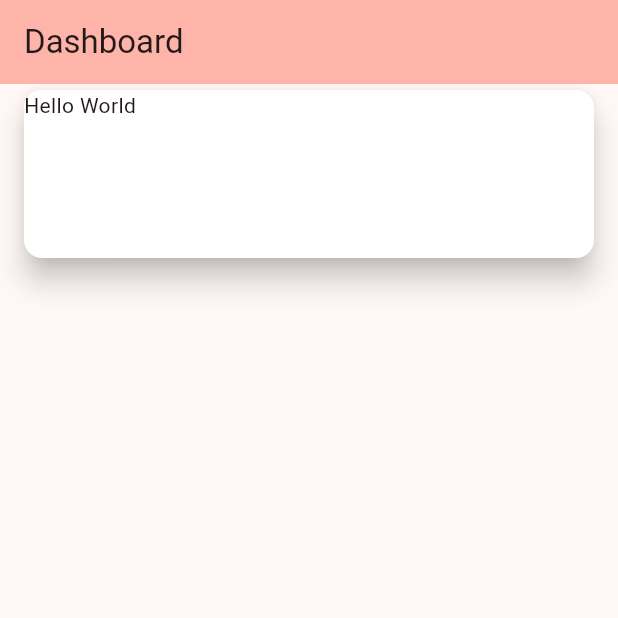
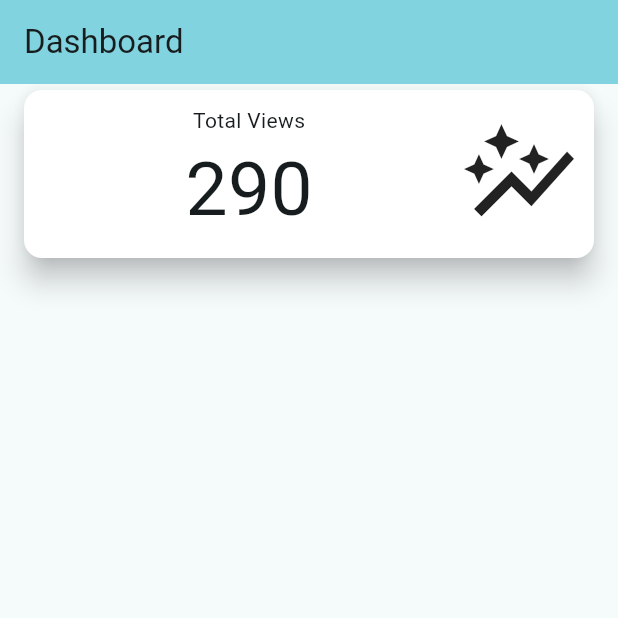
Before and after one commit to kamalnorizan/jpjFlutter, a Flutter app: the screen it shows after launch, on a phone screen of 412 x 824 dp, the top half of it. Run offline on Flutter 3.47's test engine with Material 3 defaults, Android fonts, the phone set to English and light mode, and no system bars.

Commit message:
single card

```diff
--- a/lib/Screen/dashboard.dart
+++ b/lib/Screen/dashboard.dart
@@ -5,12 +5,12 @@ class Dashboard extends StatelessWidget {
   Widget build(BuildContext context) {
     return Scaffold(
       appBar: AppBar(
-        title: Text('Dashboard'),
+        title: const Text('Dashboard'),
         backgroundColor: Theme.of(context).colorScheme.inversePrimary,
       ),
       body: Container(
         width: double.maxFinite,
-        padding: EdgeInsets.symmetric(horizontal: 12),
+        padding: const EdgeInsets.symmetric(horizontal: 12),
         child: Column(
           mainAxisSize: MainAxisSize.max,
           crossAxisAlignment: CrossAxisAlignment.center,
@@ -18,10 +18,32 @@ class Dashboard extends StatelessWidget {
             Container(
               width: double.maxFinite,
               height: 120,
-              child: Card(
+              child: const Card(
                 color: Colors.white,
                 elevation: 8,
-                child: Text('Hello World'),
+                child: Padding(
+                  padding: EdgeInsets.all(10.0),
+                  child: Row(
+                    children: [
+                      Expanded(
+                        child: Column(
+                          crossAxisAlignment: CrossAxisAlignment.center,
+                          mainAxisAlignment: MainAxisAlignment.center,
+                          children: [
+                            Text('Total Views'),
+                            Text(
+                              '290',
+                              style: TextStyle(
+                                fontSize: 50,
+                              ),
+                            ),
+                          ],
+                        ),
+                      ),
+                      Icon(Icons.auto_graph, size: 80),
+                    ],
+                  ),
+                ),
               ),
             )
           ],
--- a/lib/main.dart
+++ b/lib/main.dart
@@ -31,7 +31,8 @@ class MyApp extends StatelessWidget {
         //
         // This works for code too, not just values: Most code changes can be
         // tested with just a hot reload.
-        colorScheme: ColorScheme.fromSeed(seedColor: Colors.red),
+        // colorScheme: ColorScheme.fromSeed(seedColor: Colors.white),
+        colorScheme: ColorScheme.fromSeed(seedColor: Colors.white),
         useMaterial3: true,
       ),
       home: Dashboard(),
```
